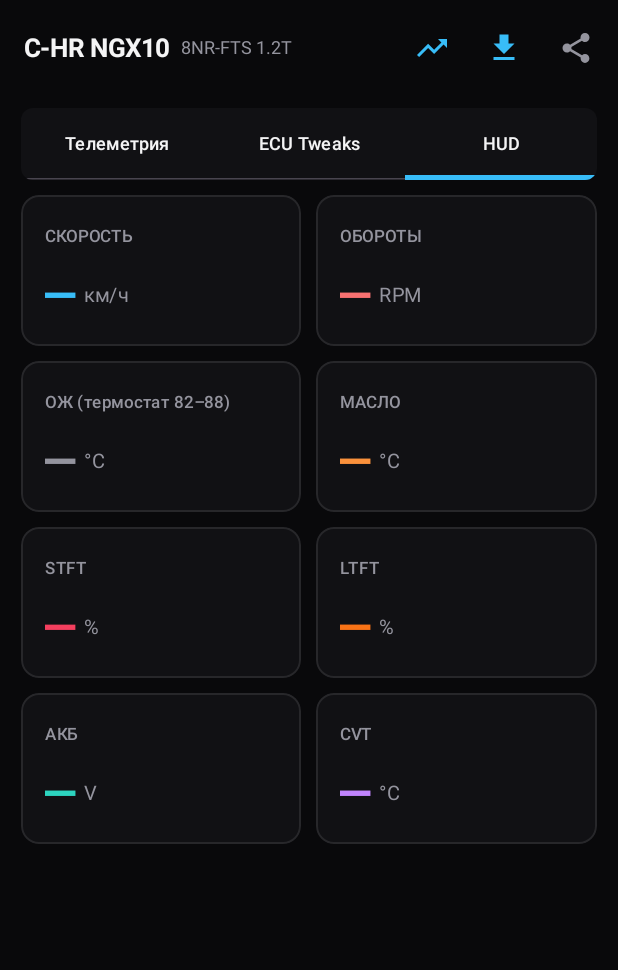
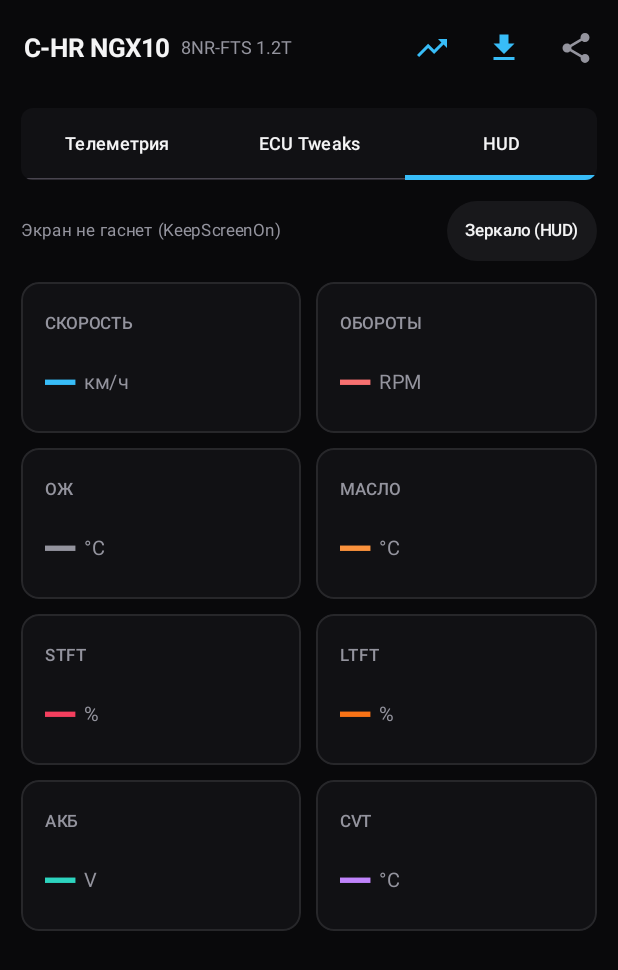
Before and after one commit to alexqem/chrtweaker, an Android app built with Jetpack Compose: the screen it shows after launch (MainActivity), tab 3 chosen, on a phone screen of 412 x 824 dp. Shown: the top 970 px of the screen. Run offline under Robolectric (Android 15) with nearby library versions, the phone set to English and light mode, and no system bars; our stand-ins replace Room's generated code; 3 statements that could not run were skipped.

Commit message:
Add HUD mirror+WakeLock, STOPPED error marker, and 4/6/9/11 turn signal tweaks

```diff
--- a/android/app/src/main/java/com/alexqem/chr/core/common/Constants.kt
+++ b/android/app/src/main/java/com/alexqem/chr/core/common/Constants.kt
@@ -32,7 +32,7 @@ object ElmConstants {
         "ATSP6" to 1000L
     )
 
-    val NEGATIVE_MARKERS = listOf("UNABLE", "NO DATA", "?", "CAN ERROR")
+    val NEGATIVE_MARKERS = listOf("UNABLE", "NO DATA", "?", "CAN ERROR", "STOPPED")
 
     const val CMD_VERIFY_CAR = "0100"
     const val CMD_HEADERS_ON = "ATH1"
--- a/android/app/src/main/java/com/alexqem/chr/core/tweaks/EcuTweaks.kt
+++ b/android/app/src/main/java/com/alexqem/chr/core/tweaks/EcuTweaks.kt
@@ -33,8 +33,12 @@ object EcuTweaks {
         TweakSpec("ac_eco_mode", "Эко-режим кондиционера", "Кондиционер работает мягче, чтобы экономить топливо", "0x7C4", "ISO 15765-4 CAN (ATSP6) · KWP 21/3B", true, "3BD101", "3BD100"),
         TweakSpec("rear_seatbelt_chime", "Пищалка задних ремней", "Звуковое напоминание, если сзади не пристегнулись", "0x7C0", "ISO 15765-4 CAN (ATSP6) · KWP 21/3B", true, "3BC401", "3BC400"),
         TweakSpec("turn_signal_3", "Поворотник: 3 мигания", "Заводской режим при лёгком касании рычага", "0x750", "ISO 15765-4 CAN (ATSP6) · KWP 3B", false, "3BA503"),
+        TweakSpec("turn_signal_4", "Поворотник: 4 мигания", "4 мигания при лёгком касании рычага", "0x750", "ISO 15765-4 CAN (ATSP6) · KWP 3B", false, "3BA504"),
         TweakSpec("turn_signal_5", "Поворотник: 5 миганий", "Удобно для перестроения в городе — мигает 5 раз", "0x750", "ISO 15765-4 CAN (ATSP6) · KWP 3B", false, "3BA505"),
+        TweakSpec("turn_signal_6", "Поворотник: 6 миганий", "6 миганий при лёгком касании рычага", "0x750", "ISO 15765-4 CAN (ATSP6) · KWP 3B", false, "3BA506"),
         TweakSpec("turn_signal_7", "Поворотник: 7 миганий", "Увеличенное время сигнала при перестроении", "0x750", "ISO 15765-4 CAN (ATSP6) · KWP 3B", false, "3BA507"),
+        TweakSpec("turn_signal_9", "Поворотник: 9 миганий", "9 миганий при лёгком касании рычага", "0x750", "ISO 15765-4 CAN (ATSP6) · KWP 3B", false, "3BA509"),
+        TweakSpec("turn_signal_11", "Поворотник: 11 миганий", "Максимум (11 миганий) при лёгком касании рычага", "0x750", "ISO 15765-4 CAN (ATSP6) · KWP 3B", false, "3BA50B"),
         TweakSpec("abs_inspection", "Сервисный режим ABS", "Только для СТО: проверка тормозов и ABS на стенде", "0x7B0", "ISO 15765-4 CAN (ATSP6) · UDS 10 03", false, "31010200", requiresVLinker = false),
         TweakSpec("atf_reset", "Сброс счётчика масла CVT", "Нажимать только после замены масла в вариаторе", "0x7E1", "ISO 15765-4 CAN (ATSP6) · UDS 31 01", false, "31010F00", requiresVLinker = false)
     )
@@ -74,6 +78,7 @@ object EcuTweaks {
             val ok = !raw.contains("7F", ignoreCase = true) &&
                 !raw.contains("ERROR", ignoreCase = true) &&
                 !raw.contains("NO DATA", ignoreCase = true) &&
+                !raw.contains("STOPPED", ignoreCase = true) &&
                 !raw.contains("?")
             val logLine = "[$ts] ${if (ok) "OK" else "FAIL"} | ${spec.protocol} | $header | TX: $cmd | RX: $raw"
             TweakResult(ok, if (ok) "${spec.title}: выполнено" else "${spec.title}: ошибка ($raw)", logLine)
--- a/android/app/src/main/java/com/alexqem/chr/ui/DashboardScreen.kt
+++ b/android/app/src/main/java/com/alexqem/chr/ui/DashboardScreen.kt
@@ -19,6 +19,7 @@ import androidx.compose.ui.Alignment
 import androidx.compose.ui.Modifier
 import androidx.compose.ui.draw.clip
 import androidx.compose.ui.graphics.Color
+import androidx.compose.ui.graphics.graphicsLayer
 import androidx.compose.ui.graphics.vector.ImageVector
 import androidx.compose.ui.text.font.FontFamily
 import androidx.compose.ui.text.font.FontWeight
@@ -407,6 +408,13 @@ fun EcuTweaksTab(
 @Composable
 fun HudTab(state: LiveSessionState) {
     val s = state.lastSample
+    var isMirrored by remember { mutableStateOf(false) }
+    val view = androidx.compose.ui.platform.LocalView.current
+    DisposableEffect(view) {
+        view.keepScreenOn = true
+        onDispose { view.keepScreenOn = false }
+    }
+
     fun fmt(v: Double?, digits: Int = 0): String =
         if (v != null && !v.isNaN()) String.format(Locale.US, "%.${digits}f", v) else "—"
 
@@ -419,12 +427,34 @@ fun HudTab(state: LiveSessionState) {
     }
 
     Column(verticalArrangement = Arrangement.spacedBy(10.dp)) {
+        Row(
+            modifier = Modifier.fillMaxWidth(),
+            horizontalArrangement = Arrangement.SpaceBetween,
+            verticalAlignment = Alignment.CenterVertically
+        ) {
+            Text("Экран не гаснет (KeepScreenOn)", fontSize = 11.sp, color = TextSecondary)
+            Button(
+                onClick = { isMirrored = !isMirrored },
+                colors = ButtonDefaults.buttonColors(
+                    containerColor = if (isMirrored) CoolantBlue.copy(alpha = 0.2f) else CardBgElevated,
+                    contentColor = if (isMirrored) CoolantBlue else TextPrimary
+                ),
+                contentPadding = PaddingValues(horizontal = 12.dp, vertical = 4.dp)
+            ) {
+                Text(if (isMirrored) "Зеркало: ВКЛ" else "Зеркало (HUD)", fontSize = 11.sp)
+            }
+        }
+
+        Column(
+            verticalArrangement = Arrangement.spacedBy(10.dp),
+            modifier = Modifier.graphicsLayer { scaleX = if (isMirrored) -1f else 1f }
+        ) {
             Row(modifier = Modifier.fillMaxWidth(), horizontalArrangement = Arrangement.spacedBy(10.dp)) {
                 HudGaugeCard("СКОРОСТЬ", fmt(s?.speed), "км/ч", AccentBlue, Modifier.weight(1f))
                 HudGaugeCard("ОБОРОТЫ", fmt(s?.rpm), "RPM", RpmRed, Modifier.weight(1f))
             }
             Row(modifier = Modifier.fillMaxWidth(), horizontalArrangement = Arrangement.spacedBy(10.dp)) {
-            HudGaugeCard("ОЖ (термостат 82–88)", fmt(s?.coolant, 1), "°C", coolantColor, Modifier.weight(1f))
+                HudGaugeCard("ОЖ", fmt(s?.coolant, 1), "°C", coolantColor, Modifier.weight(1f))
                 HudGaugeCard("МАСЛО", fmt(s?.oilTemp, 1), "°C", OilAmber, Modifier.weight(1f))
             }
             Row(modifier = Modifier.fillMaxWidth(), horizontalArrangement = Arrangement.spacedBy(10.dp)) {
@@ -434,6 +464,7 @@ fun HudTab(state: LiveSessionState) {
             Row(modifier = Modifier.fillMaxWidth(), horizontalArrangement = Arrangement.spacedBy(10.dp)) {
                 HudGaugeCard("АКБ", fmt(s?.voltage, 2), "V", VoltTeal, Modifier.weight(1f))
                 HudGaugeCard("CVT", fmt(s?.cvtTemp, 1), "°C", CatPurple, Modifier.weight(1f))
+            }
         }
         Spacer(modifier = Modifier.height(24.dp))
     }
```
Also changed, not shown: 2 other files. Lines whose indentation alone changed are shown as unchanged.
